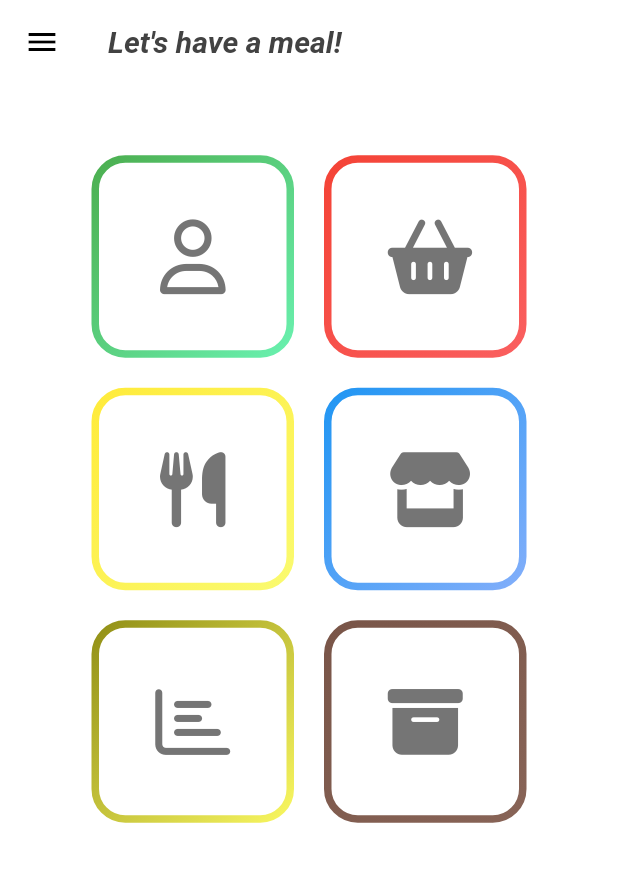
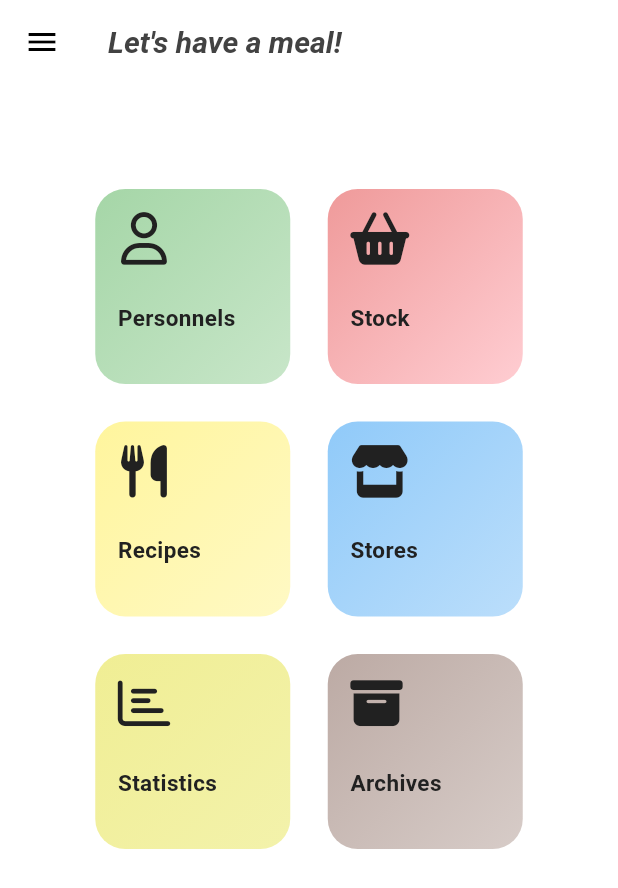
Before and after one commit to Alfred-T-Y/manage_restaurant, a Flutter app: the AdminHomePage screen opened by its route, on a phone screen of 412 x 824 dp. Shown: the top 888 px of the screen. Run offline on Flutter 3.47's test engine with Material 3 defaults, Android fonts, the phone set to English and light mode, and no system bars; our stand-ins replace font_awesome_flutter, google_fonts, lottie, pretty_qr_code, shared_preferences; missing offline and left inert: mobile_scanner; accounts and stored records are empty.

Commit message:
BackColor added

```diff
--- a/lib/components/admin_home_page_option.dart
+++ b/lib/components/admin_home_page_option.dart
@@ -1,4 +1,5 @@
 import 'package:flutter/material.dart';
+import 'package:manage_restaurant/components/back_color.dart';
 
 
 class AdminHomePageOption extends StatelessWidget {
@@ -6,76 +7,63 @@ class AdminHomePageOption extends StatelessWidget {
   final Color colorstart;
   final Color colorend;
   final Function() onPressed;
+  final String text;
 
   const AdminHomePageOption({super.key,
     required this.icon,
     required this.colorstart,
     required this.colorend,
-    required this.onPressed
+    required this.onPressed,
+    required this.text
   });
 
   @override
   Widget build(BuildContext context) {
-    return Stack(
+    return GestureDetector(
+      onTap: onPressed,
+      child: Stack(
         children: [
+          BackColor(
+            colorStart: colorstart,
+            colorEnd: colorend,
+            width: 130,
+            heigh: 130,
+            raduis: 20),
           SizedBox(
             width: 130,
             height: 130,
-          child: Center(
-            child: IconButton(
-              icon: Icon(icon,
-                    size: 50,
-                    color: Theme.of(context).colorScheme.primary,
+            child: Padding(
+              padding: const EdgeInsets.all(15),
+              child: Column(
+                children: [
+                  Row(
+                    children: [
+                      //SizedBox(width: 2,),
+                      Icon(
+                        icon,
+                        size: 35,
+                        color: Theme.of(context).colorScheme.onTertiary,)
+                    ],
                   ),
-              onPressed: onPressed ),
-          ),
-        ),
-        IgnorePointer(
-          child: CustomPaint(
-            size: Size(130, 130),
-            painter: RoundedRectanglePainter(
-              colorstart, colorend),
+                  SizedBox(height: 25,),
+                  Row(
+                    children: [
+                      Text(
+                        text,
+                        style:TextStyle(
+                          fontSize: 15,
+                          fontWeight: FontWeight.bold,
+                          color: Theme.of(context).colorScheme.onTertiary
                         ),
                         ),
                     ],
+                  )
+                ]
+              ),
+            ),
+          ),
+        ],
+      ),
     );
   }
 }
-
-class RoundedRectanglePainter extends CustomPainter {
-  final Color colorstart;
-  final Color colorend;
-
-  RoundedRectanglePainter(
-    this.colorstart,
-    this.colorend,
-  );
-  @override
-  void paint(Canvas canvas, Size size) {
-    final rect = Rect.fromLTWH(0, 0, size.width, size.height);
-
-    final gradient = LinearGradient(
-      colors: [
-        colorstart,
-        colorend,
-      ],
-      begin: Alignment.topLeft,
-      end: Alignment.bottomRight,
-    );
-
-    final paint = Paint()
-      ..shader = gradient.createShader(rect)
-      ..style = PaintingStyle.stroke
-      ..strokeWidth = 5;
-
-    final rrect = RRect.fromRectAndRadius(
-      rect,
-      Radius.circular(20),
-    );
-
-    canvas.drawRRect(rrect, paint);
-  }
-
-  @override
-  bool shouldRepaint(covariant CustomPainter oldDelegate) => false;
-}
--- /dev/null
+++ b/lib/components/back_color.dart
@@ -0,0 +1,36 @@
+import 'package:flutter/material.dart';
+
+class BackColor extends StatelessWidget {
+  final Color colorStart;
+  final Color colorEnd;
+  final double width;
+  final double heigh;
+  final double raduis;
+
+  const BackColor({super.key,
+    required this.colorStart,
+    required this.colorEnd,
+    required this.width,
+    required this.heigh,
+    required this.raduis
+    });
+
+  @override
+  Widget build(BuildContext context) {
+    return Container(
+          width: width,
+          height: heigh,
+          decoration: BoxDecoration(
+            borderRadius: BorderRadius.all(Radius.circular(raduis)),
+            gradient: LinearGradient(
+              colors: [
+                colorStart,
+                colorEnd,
+              ],
+              begin: Alignment.topLeft,
+              end: Alignment.bottomRight,
+            ),
+          ),
+        );
+  }
+}
--- a/lib/main.dart
+++ b/lib/main.dart
@@ -5,6 +5,7 @@ import 'package:manage_restaurant/components/generate_qr_code_page.dart';
 import 'package:manage_restaurant/components/scan_qr_code_page.dart';
 import 'package:manage_restaurant/pages/admin/admin_home_page.dart';
 import 'package:manage_restaurant/pages/admin/personnels_page.dart';
+import 'package:manage_restaurant/pages/settings_page.dart';
 import 'package:manage_restaurant/pages/worker/worker_home_page.dart';
 import 'package:manage_restaurant/themes/theme_provider.dart';
 import 'package:provider/provider.dart';
@@ -53,6 +54,8 @@ class Routegenerator {
         return MaterialPageRoute(builder: (context)=> const GenerateQrCodePage());
       case '/PersonnelsPage':
         return MaterialPageRoute(builder: (context)=> PersonnelsPage());
+      case '/SettingsPage':
+        return MaterialPageRoute(builder: (context) => SettingsPage(),);
 
       default:
         return MaterialPageRoute(
--- a/lib/pages/admin/admin_home_page.dart
+++ b/lib/pages/admin/admin_home_page.dart
@@ -26,17 +26,19 @@ class _AdminHomePageState extends State<AdminHomePage> {
         ),
       ),
       drawer: MyDrawer(),
-      body: SingleChildScrollView(
+      body: SafeArea(
+        child: SingleChildScrollView(
           child: Column(
             children: [
-            SizedBox(height: 50,),
+              SizedBox(height: 70,),
               Row(
                 mainAxisAlignment: MainAxisAlignment.center,
                 children: [
                   AdminHomePageOption(
                     icon: FontAwesomeIcons.user,
-                  colorstart: Colors.green,
-                  colorend: Colors.greenAccent,
+                    colorstart: Colors.green.shade200,
+                    colorend: Colors.green.shade100,
+                    text: 'Personnels',
                     onPressed: (){
                       Navigator.pushNamed(context, '/PersonnelsPage');
                     },
@@ -44,8 +46,9 @@ class _AdminHomePageState extends State<AdminHomePage> {
                   SizedBox(width: 25,),
                   AdminHomePageOption(
                     icon: FontAwesomeIcons.basketShopping,
-                  colorstart: Colors.red,
-                  colorend: const Color.fromARGB(255, 250, 95, 95),
+                    colorstart: Colors.red.shade200,
+                    colorend: Colors.red.shade100,
+                    text: 'Stock',
                     onPressed: (){})
                 ],
               ),
@@ -55,14 +58,16 @@ class _AdminHomePageState extends State<AdminHomePage> {
                 children: [
                   AdminHomePageOption(
                     icon: FontAwesomeIcons.utensils,
-                  colorstart: Colors.yellow,
-                  colorend: const Color.fromARGB(255, 250, 250, 111),
+                    colorstart: Colors.yellow.shade200,
+                    colorend: Colors.yellow.shade100,
+                    text: 'Recipes',
                     onPressed: (){}),
                   SizedBox(width: 25,),
                   AdminHomePageOption(
                     icon: FontAwesomeIcons.store,
-                  colorstart: Colors.blue,
-                  colorend: const Color.fromARGB(255, 129, 174, 250),
+                    colorstart: Colors.blue.shade200,
+                    colorend: Colors.blue.shade100,
+                    text: 'Stores',
                     onPressed: (){})
                 ],
               ),
@@ -72,19 +77,22 @@ class _AdminHomePageState extends State<AdminHomePage> {
                 children: [
                   AdminHomePageOption(
                     icon: FontAwesomeIcons.chartBar,
-                  colorstart: const Color.fromARGB(255, 146, 144, 23),
-                  colorend: const Color.fromARGB(255, 248, 246, 96),
+                    colorstart: const Color.fromARGB(255, 240, 238, 148),
+                    colorend: const Color.fromARGB(255, 243, 242, 171),
+                    text: 'Statistics',
                     onPressed: (){}),
                   SizedBox(width: 25,),
                   AdminHomePageOption(
                     icon: FontAwesomeIcons.boxArchive,
-                  colorstart: Colors.brown,
-                  colorend: const Color.fromARGB(255, 136, 100, 87),
+                    colorstart: Colors.brown.shade200,
+                    colorend: Colors.brown.shade100,
+                    text: 'Archives',
                     onPressed: (){})
                 ],
               ),
             ],
           ),
+        ),
       )
     );
   }
--- a/lib/pages/admin/admin_login_page.dart
+++ b/lib/pages/admin/admin_login_page.dart
@@ -69,7 +69,8 @@ class _AdminLoginPageState extends State<AdminLoginPage> {
         ),
       ),
       backgroundColor: Theme.of(context).colorScheme.surface,
-      body: SingleChildScrollView(
+      body: SafeArea(
+        child: SingleChildScrollView(
           child: Form(
             key: formkey,
             child: Column(
@@ -156,6 +157,7 @@ class _AdminLoginPageState extends State<AdminLoginPage> {
             ),
           ),
         ),
+      ),
     );
   }
 }
--- a/lib/pages/admin/admin_register_page.dart
+++ b/lib/pages/admin/admin_register_page.dart
@@ -77,7 +77,8 @@ class _AdminRegisterPageState extends State<AdminRegisterPage> {
         ),
       ),
       backgroundColor: Theme.of(context).colorScheme.surface,
-      body: SingleChildScrollView(
+      body: SafeArea(
+        child: SingleChildScrollView(
           child: Form(
             key: formkey,
             child: Column(
@@ -200,6 +201,7 @@ class _AdminRegisterPageState extends State<AdminRegisterPage> {
             ),
           ),
         ),
+      ),
     );
   }
 }
--- a/lib/pages/settings_page.dart
+++ b/lib/pages/settings_page.dart
@@ -20,7 +20,8 @@ class SettingsPage extends StatelessWidget {
         ),
       ),
       backgroundColor: Theme.of(context).colorScheme.surface,
-      body: Column(
+      body: SafeArea(
+        child: Column(
           children: [
 
             //Dark mode
@@ -64,6 +65,7 @@ class SettingsPage extends StatelessWidget {
 
           ],
         ),
+      ),
 
     );
   }
--- a/lib/pages/worker/worker_login_page.dart
+++ b/lib/pages/worker/worker_login_page.dart
@@ -68,7 +68,8 @@ class _WorkerLoginPageState extends State<WorkerLoginPage> {
         ),
       ),
       backgroundColor: Theme.of(context).colorScheme.surface,
-      body: SingleChildScrollView(
+      body: SafeArea(
+        child: SingleChildScrollView(
           child: Form(
             key: formkey,
             child: Column(
@@ -155,6 +156,7 @@ class _WorkerLoginPageState extends State<WorkerLoginPage> {
             ),
           ),
         ),
+      ),
     );
   }
 }
--- a/lib/pages/worker/worker_register_page.dart
+++ b/lib/pages/worker/worker_register_page.dart
@@ -110,7 +110,8 @@ class _WorkerRegisterPageState extends State<WorkerRegisterPage> {
         ),
       ),
       backgroundColor: Theme.of(context).colorScheme.surface,
-      body: SingleChildScrollView(
+      body: SafeArea(
+        child: SingleChildScrollView(
           child: Form(
             key: formkey,
             child: Column(
@@ -301,6 +302,7 @@ class _WorkerRegisterPageState extends State<WorkerRegisterPage> {
                 ),
                 SizedBox(height: 10,),
               ],
+            ),
           ),
         ),
       ),
--- a/lib/themes/dark_mode.dart
+++ b/lib/themes/dark_mode.dart
@@ -7,5 +7,6 @@ ThemeData darkMode = ThemeData(
     secondary: Colors.grey.shade900,
     tertiary: Colors.grey.shade800,
     inversePrimary: Colors.grey.shade300,
+    onTertiary: Colors.grey.shade900
   ),
 );
--- a/lib/themes/light_mode.dart
+++ b/lib/themes/light_mode.dart
@@ -7,5 +7,6 @@ ThemeData lightMode = ThemeData(
     secondary: Colors.grey.shade100,
     tertiary: Colors.white,
     inversePrimary: Colors.grey.shade800,
+    onTertiary: Colors.grey.shade900
   ),
 );
```
Also changed, not shown: lib/pages/admin/my_drawer.dart (+2 -5 lines), lib/pages/admin/personnels_page.dart (+69 -11 lines). Lines whose indentation alone changed are shown as unchanged.
